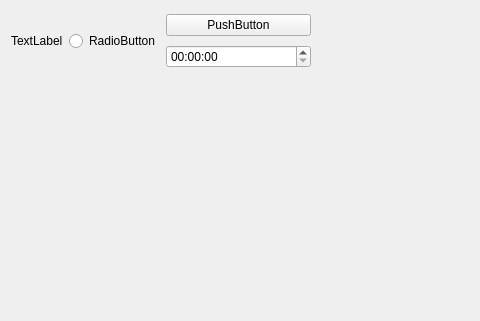
This is learnQt5/learnUI.ui in Cao-Y/pythoncode as Qt 5 draws it before an edit; both pictures show x 0 to 480 and y 0 to 321 of the 800 by 600 pixel window. The edited form follows.
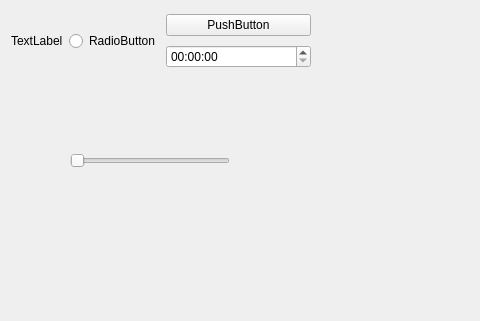
This is the edited form.

Diff of the .ui file:
```diff
--- a/learnQt5/learnUI.ui
+++ b/learnQt5/learnUI.ui
@@ -70,6 +70,19 @@
      </item>
     </layout>
    </widget>
+   <widget class="QSlider" name="horizontalSlider">
+    <property name="geometry">
+     <rect>
+      <x>70</x>
+      <y>150</y>
+      <width>160</width>
+      <height>22</height>
+     </rect>
+    </property>
+    <property name="orientation">
+     <enum>Qt::Horizontal</enum>
+    </property>
+   </widget>
   </widget>
   <widget class="QMenuBar" name="menubar">
    <property name="geometry">
```
